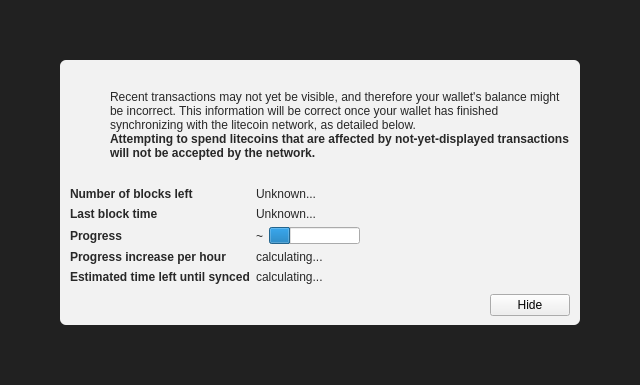
This is src/qt/forms/modaloverlay.ui in frkl/creativechain-core as Qt 5 draws it before an edit. The edited form follows.
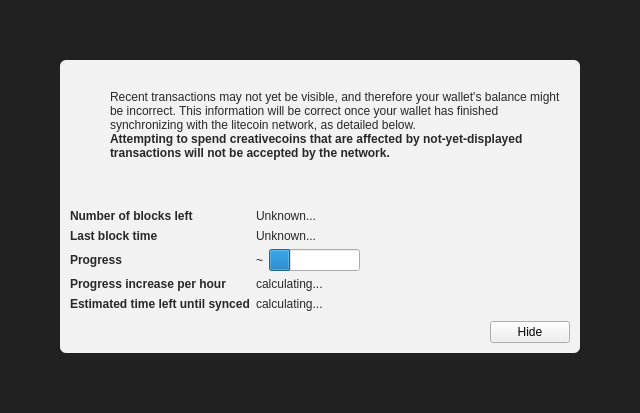
This is the edited form. Icons and pictures are not drawn. Custom widgets are drawn as their Qt base class.

Commit message: update git ignore; fix spelling mistake

Patch:
```diff
--- a/src/qt/forms/modaloverlay.ui
+++ b/src/qt/forms/modaloverlay.ui
@@ -7,7 +7,7 @@
     <x>0</x>
     <y>0</y>
     <width>640</width>
-    <height>385</height>
+    <height>413</height>
    </rect>
   </property>
   <property name="windowTitle">
@@ -149,7 +149,7 @@
                 </font>
                </property>
                <property name="text">
-                <string>Attempting to spend litecoins that are affected by not-yet-displayed transactions will not be accepted by the network.</string>
+                <string>Attempting to spend creativecoins that are affected by not-yet-displayed transactions will not be accepted by the network.</string>
                </property>
                <property name="textFormat">
                 <enum>Qt::RichText</enum>
```
Left out of the diff: 6 changed lines with no effect on the pictures. The commit also changes 1 other file.
